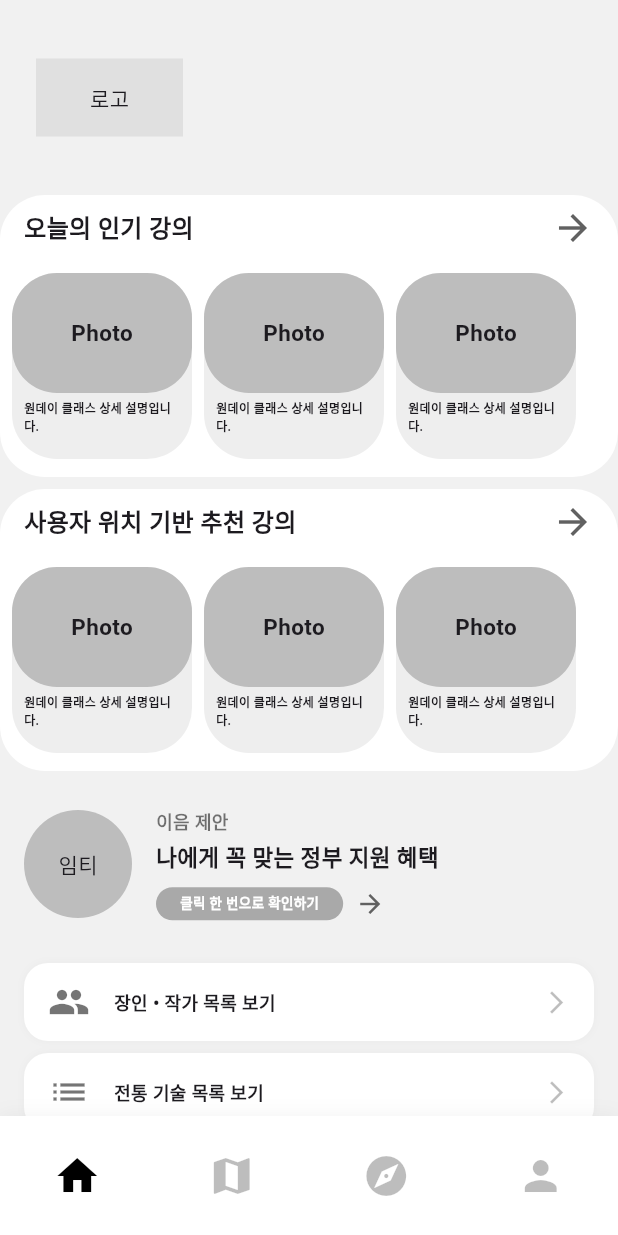
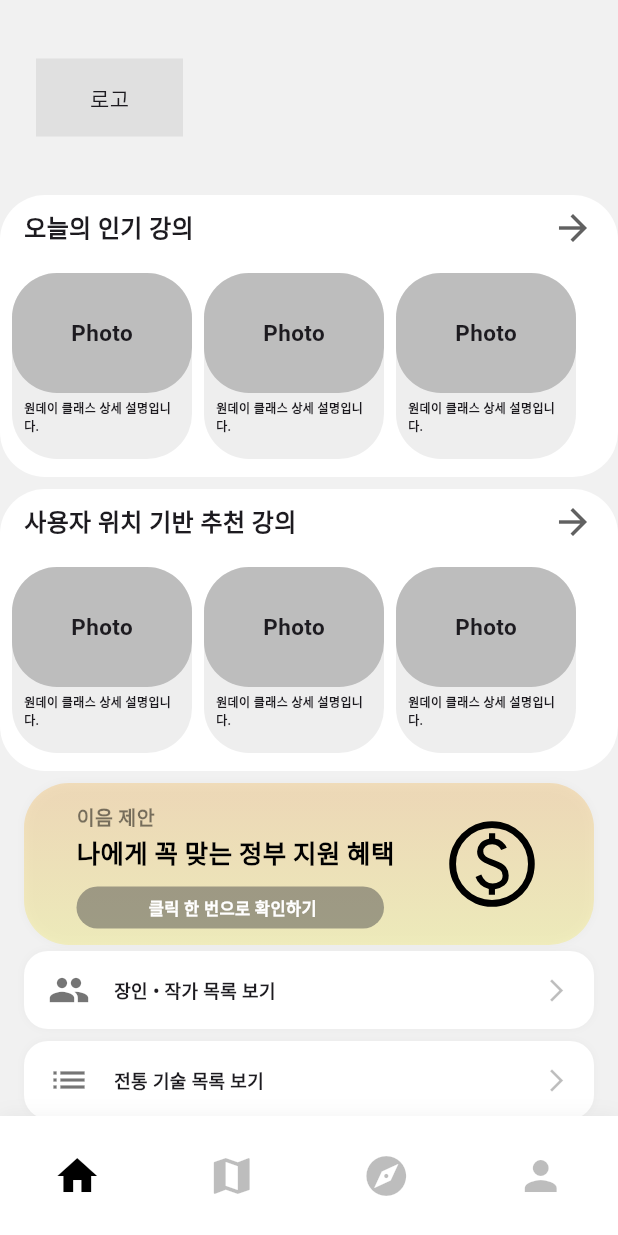
Before and after one commit to K-Hackathon-01z/eum-front, a Flutter app: the RootScreen screen opened by its route, on a phone screen of 412 x 824 dp. Run offline on Flutter 3.47's test engine with Material 3 defaults, Android fonts, the phone set to English and light mode, and no system bars; our stand-ins replace flutter_svg; Roboto replaces fonts that are missing (Inter).

Commit message:
design: "정부지원금 배너 UI 활성화"

```diff
--- a/lib/screens/user/home.dart
+++ b/lib/screens/user/home.dart
@@ -1,4 +1,5 @@
 import 'package:flutter/material.dart';
+import 'package:flutter_svg/flutter_svg.dart';
 import '../../widgets/user/navigation.dart';
 import 'career.dart';
 import 'map.dart';
@@ -201,54 +202,112 @@ class HomeScreen extends StatelessWidget {
         ),
         // 정부지원금 배너
         Padding(
-          padding: const EdgeInsets.symmetric(horizontal: 0),
+          padding: const EdgeInsets.symmetric(horizontal: 16),
           child: Container(
-            margin: const EdgeInsets.only(bottom: 8),
             width: double.infinity,
             height: 108,
-            child: Row(
+            child: Stack(
               children: [
-                const SizedBox(width: 16),
                 Container(
-                  width: 72,
-                  height: 72,
-                  decoration: BoxDecoration(color: Colors.grey[400], borderRadius: BorderRadius.circular(36)),
-                  child: const Center(child: Text('임티')),
+                  decoration: BoxDecoration(
+                    gradient: LinearGradient(
+                      colors: [
+                        Color(0x4DF5B342), // 30% 불투명도
+                        Color(0x4DF5E94C), // 30% 불투명도
+                      ],
+                      stops: [0.11, 0.96],
+                      begin: Alignment.topCenter,
+                      end: Alignment.bottomCenter,
+                    ),
+                    borderRadius: BorderRadius.circular(30),
+                    boxShadow: [BoxShadow(color: Colors.black.withOpacity(0.03), blurRadius: 4)],
+                  ),
                 ),
-                const SizedBox(width: 16),
-                Expanded(
-                  child: Column(
-                    crossAxisAlignment: CrossAxisAlignment.start,
-                    mainAxisAlignment: MainAxisAlignment.center,
-                    children: [
-                      const Text(
-                        '이음 제안',
-                        style: TextStyle(fontSize: 12, fontWeight: FontWeight.bold, color: Colors.black54),
+                Positioned(
+                  left: 276,
+                  top: 18,
+                  child: Container(
+                    width: 72,
+                    height: 72,
+                    clipBehavior: Clip.antiAlias,
+                    decoration: BoxDecoration(shape: BoxShape.circle),
+                    child: Center(child: SvgPicture.asset('assets/icons/money.svg')),
+                  ),
+                ),
+                Positioned(
+                  left: 35,
+                  top: 12,
+                  child: SizedBox(
+                    width: 67,
+                    height: 23,
+                    child: Text(
+                      '이음 제안',
+                      style: TextStyle(
+                        color: Colors.black.withValues(alpha: 0.50),
+                        fontSize: 13,
+                        fontFamily: 'Inter',
+                        fontWeight: FontWeight.w700,
+                        height: 1.69,
                       ),
-                      const SizedBox(height: 4),
-                      const Text('나에게 꼭 맞는 정부 지원 혜택', style: TextStyle(fontSize: 15, fontWeight: FontWeight.bold)),
-                      const SizedBox(height: 8),
-                      Row(
-                        children: [
-                          Container(
-                            padding: const EdgeInsets.symmetric(horizontal: 16, vertical: 4),
-                            decoration: BoxDecoration(
-                              color: Colors.grey[700]?.withOpacity(0.5),
-                              borderRadius: BorderRadius.circular(50),
-                            ),
-                            child: const Text(
-                              '클릭 한 번으로 확인하기',
-                              style: TextStyle(fontSize: 9, color: Colors.white, fontWeight: FontWeight.bold),
+                    ),
+                  ),
+                ),
+                Positioned(
+                  left: 35,
+                  top: 35,
+                  child: SizedBox(
+                    width: 261,
+                    height: 30,
+                    child: Text(
+                      '나에게 꼭 맞는 정부 지원 혜택',
+                      style: TextStyle(
+                        color: Colors.black,
+                        fontSize: 17,
+                        fontFamily: 'Inter',
+                        fontWeight: FontWeight.w700,
+                        height: 1.29,
+                      ),
+                    ),
+                  ),
+                ),
+                Positioned(
+                  left: 35,
+                  top: 69,
+                  child: Container(
+                    width: 256,
+                    height: 28,
+                    child: Stack(
+                      children: [
+                        Positioned(
+                          left: 0,
+                          top: 0,
+                          child: Container(
+                            width: 205,
+                            height: 28,
+                            decoration: ShapeDecoration(
+                              color: const Color(0x7F4E4E4E),
+                              shape: RoundedRectangleBorder(borderRadius: BorderRadius.circular(50)),
                             ),
                           ),
-                          const SizedBox(width: 8),
-                          Icon(Icons.arrow_forward, size: 20, color: Colors.grey[700]),
-                        ],
-                      ),
-                    ],
+                        ),
+                        Positioned(
+                          left: 48,
+                          top: 3,
+                          child: Text(
+                            '클릭 한 번으로 확인하기',
+                            style: TextStyle(
+                              color: Colors.white,
+                              fontSize: 11,
+                              fontFamily: 'Inter',
+                              fontWeight: FontWeight.w700,
+                              height: 2,
+                            ),
+                          ),
+                        ),
+                      ],
+                    ),
                   ),
                 ),
-                const SizedBox(width: 16),
               ],
             ),
           ),
--- a/pubspec.yaml
+++ b/pubspec.yaml
@@ -34,6 +34,7 @@ dependencies:
   # The following adds the Cupertino Icons font to your application.
   # Use with the CupertinoIcons class for iOS style icons.
   cupertino_icons: ^1.0.8
+  flutter_svg: ^2.2.0
 
 dev_dependencies:
   flutter_test:
@@ -53,6 +54,7 @@ dev_dependencies:
 flutter:
   assets:
     - assets/logos/
+    - assets/icons/
   # The following line ensures that the Material Icons font is
   # included with your application, so that you can use the icons in
   # the material Icons class.
```
Also changed, not shown: assets/icons/money.svg (added), pubspec.lock.
